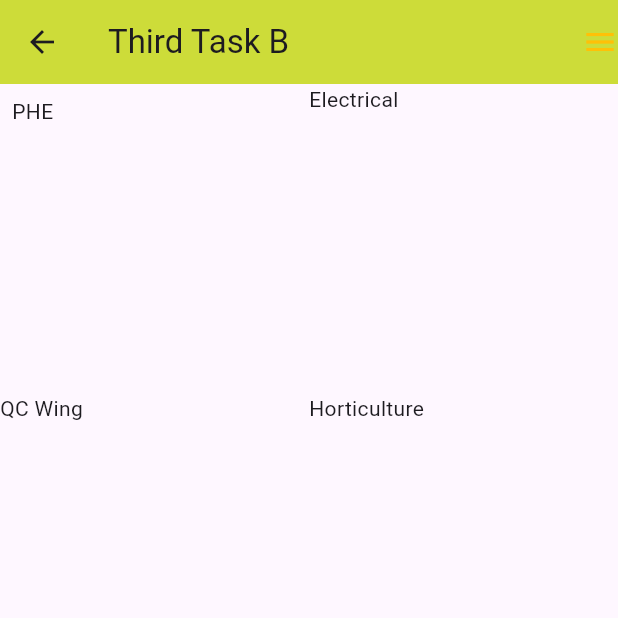
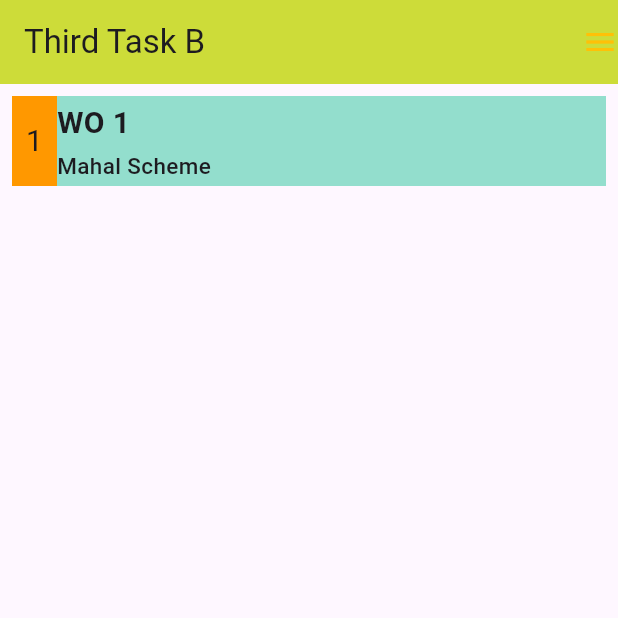
Before and after one commit to 91purabi/Project_2_modify, a Flutter app: the ThirdTaskB screen opened directly, on a phone screen of 412 x 824 dp, the top half of it. Run offline on Flutter 3.47's test engine with Material 3 defaults, Android fonts, the phone set to English and light mode, and no system bars.

Commit message:
add project header table

```diff
--- a/project_modify/lib/main.dart
+++ b/project_modify/lib/main.dart
@@ -1,6 +1,8 @@
 import 'package:flutter/material.dart';
+import 'package:project_modify/main_screen.dart';
 import 'package:project_modify/screens/home_screen/home_screen.dart';
 import 'package:project_modify/screens/project_details_screen/project_details_screen.dart';
+import 'package:project_modify/screens/project_details_screen/widgets/project_header_table_card.dart';
 
 void main() {
   runApp(const MainScreeen());
@@ -13,7 +15,9 @@ class MainScreeen extends StatelessWidget {
   Widget build(BuildContext context) {
     return MaterialApp(
       //home: HomeScreen(),
-      home: ProjectDetailsScreen(),
+      //home: ProjectDetailsScreen(),
+      //home: ProjectHeaderTableCard(),
+      home: ThirdTaskB(),
     );
   }
 }
--- a/project_modify/lib/main_screen.dart
+++ b/project_modify/lib/main_screen.dart
@@ -16,25 +16,67 @@ class ThirdTaskB extends StatelessWidget {
         backgroundColor: Colors.lime,
         title: Text("Third Task B"),
       ),
-        body: GridView.count(
-          crossAxisCount: 2,
+      body: Padding(
+        padding: const EdgeInsets.all(8.0),
+        child: ListView(
           children: [
-            Padding(
-              padding: const EdgeInsets.all(8.0),
-              child: Container(
-                child: Text('PHE'),
+            Container(
+              height: 60,
+              width: 80,
+              color: Color.fromARGB(255, 147, 222, 205),
+              child: Row(children: [
+                Container(
+                  height: 60,
+                  width: 30,
+                  color: Colors.orange,
+                  child: Center(
+                    child: Text(
+                      '1',
+                      style: TextStyle(fontSize: 20),
                     ),
                   ),
-            Container(
-              child: Text('Electrical'),
                 ),
-            Container(
-              child: Text('QC Wing'),
+                Column(
+                  mainAxisAlignment: MainAxisAlignment.spaceEvenly,
+                  crossAxisAlignment: CrossAxisAlignment.start,
+                  children: [
+                    Text(
+                      'WO 1',
+                      style:
+                          TextStyle(fontSize: 20, fontWeight: FontWeight.bold),
                     ),
-            Container(
-              child: Text('Horticulture'),
+                    Text(
+                      'Mahal Scheme',
+                      style:
+                          TextStyle(fontSize: 15, fontWeight: FontWeight.w500),
                     ),
                   ],
-        ));
+                )
+              ]),
+            ),
+          ],
+        ),
+      ),
+      // body: GridView.count(
+      //   crossAxisCount: 2,
+      //   children: [
+      //     Padding(
+      //       padding: const EdgeInsets.all(8.0),
+      //       child: Container(
+      //         child: Text('PHE'),
+      //       ),
+      //     ),
+      //     Container(
+      //       child: Text('Electrical'),
+      //     ),
+      //     Container(
+      //       child: Text('QC Wing'),
+      //     ),
+      //     Container(
+      //       child: Text('Horticulture'),
+      //     ),
+      //   ],
+      // )
+    );
   }
 }
```
Also changed, not shown: project_modify/lib/screens/project_details_screen/widgets/project_details_card_widget/project_details_card_horizontal_list_widget.dart (+6 -1 lines), project_modify/lib/screens/project_details_screen/widgets/project_header_table_card.dart (+29 -12 lines). Lines whose indentation alone changed are shown as unchanged.
